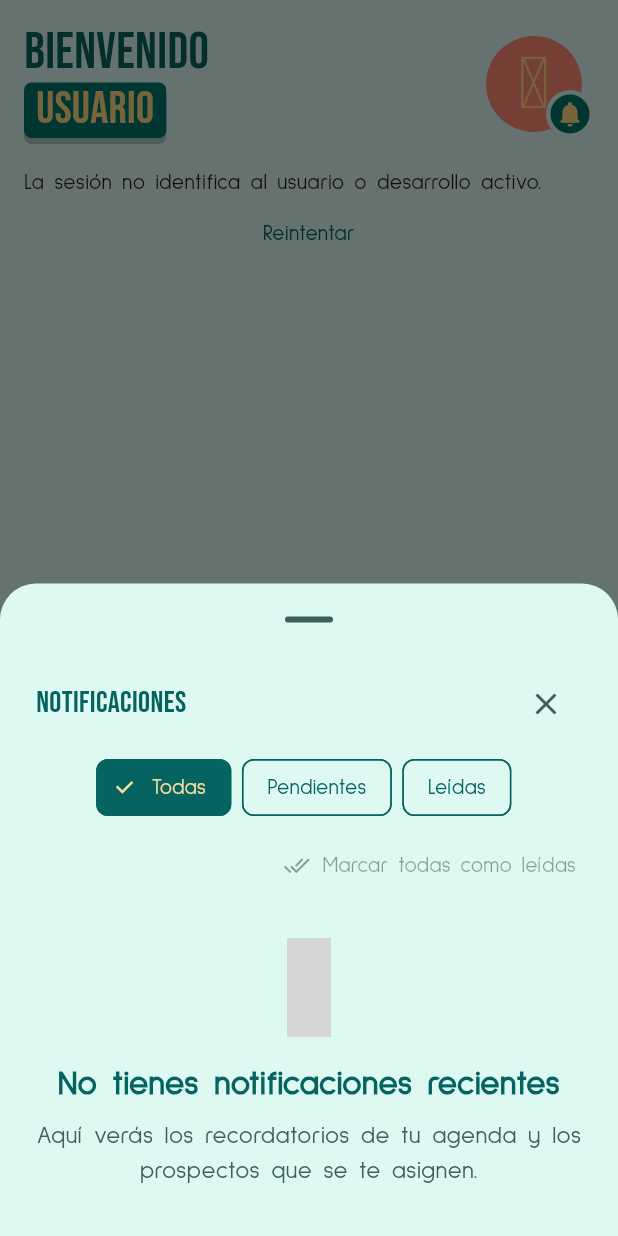
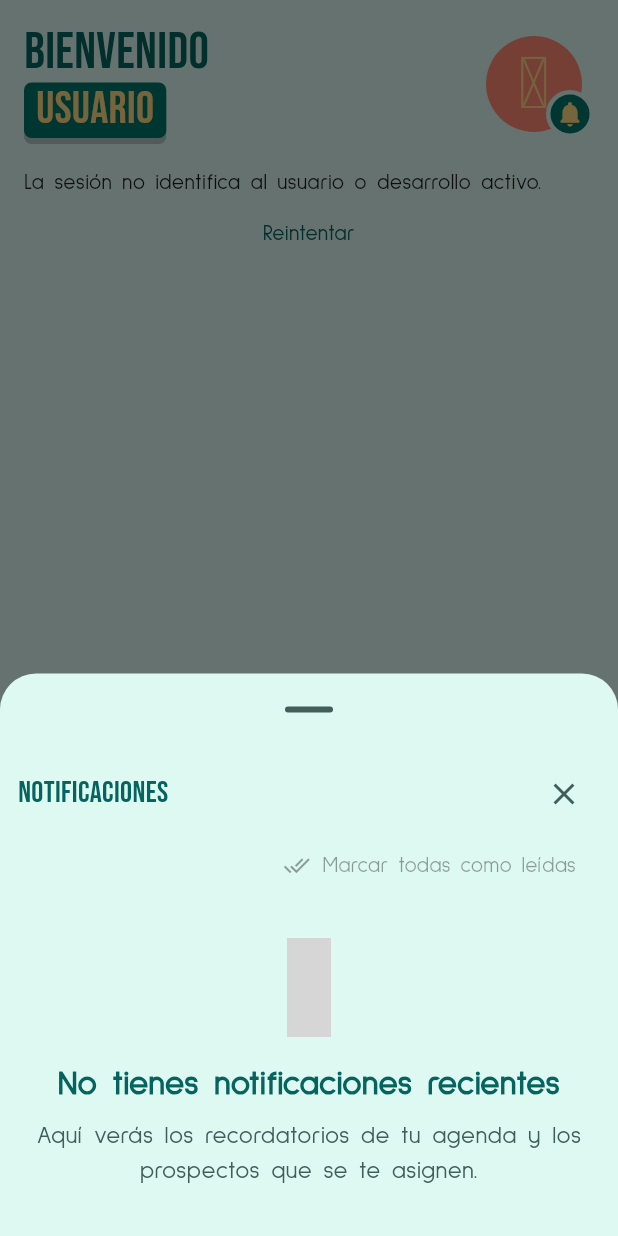
Before and after one commit to alonso170000/callapp_alonso, a Flutter app: the HomeScreen screen opened by its route, after a tap on the "notifications" icon, on a phone screen of 412 x 824 dp. Run offline on Flutter 3.47's test engine with Material 3 defaults, Android fonts, the phone set to English and light mode, and no system bars; our stand-ins replace fluentui_system_icons, flutter_local_notifications, flutter_secure_storage, go_router, iconsax_flutter, sqflite and 1 more; accounts and stored records are empty; grey boxes are pictures that could not be loaded.

Commit message:
cambio en chips del modulo de prospectos y diseño y ordenamiento de filtros de esa seccion

```diff
--- a/lib/presentation/screens/main_screens/prospects_screen.dart
+++ b/lib/presentation/screens/main_screens/prospects_screen.dart
@@ -14,6 +14,7 @@ import 'package:callerapp_frontend/presentation/models/prospect_search.dart';
 import 'package:callerapp_frontend/presentation/models/agenda_models.dart';
 import 'package:callerapp_frontend/presentation/widgets/home/home_dashboard_widgets.dart';
 import 'package:callerapp_frontend/resources/colors/colors.dart';
+import 'package:callerapp_frontend/resources/colors/prospect_tag_colors.dart';
 import 'package:callerapp_frontend/resources/styles/app_palette.dart';
 import 'package:callerapp_frontend/presentation/screens/main_screens/prospect_detail_screen.dart';
 import 'package:callerapp_frontend/services/phone_call_service.dart';
@@ -230,12 +231,17 @@ class _ProspectsScreenState extends State<ProspectsScreen> {
       }
       byNormalized.putIfAbsent(normalized, () => record.status.trim());
     }
-    final values = byNormalized.values.toList()
+    final ordered = <String>[];
+    for (final status in ProspectFilters.statusOrder) {
+      final value = byNormalized.remove(ProspectSearch.normalize(status));
+      if (value != null) ordered.add(value);
+    }
+    final extras = byNormalized.values.toList()
       ..sort(
         (a, b) =>
             ProspectSearch.normalize(a).compareTo(ProspectSearch.normalize(b)),
       );
-    return ['Todos', ...values];
+    return ['Todos', ...ordered, ...extras];
   }
 
   @override
@@ -487,17 +493,17 @@ class _ProspectsScreenState extends State<ProspectsScreen> {
     final selection = await showModalBottomSheet<ProspectFilters>(
       context: context,
       isScrollControlled: true,
+      useSafeArea: true,
+      showDragHandle: true,
       backgroundColor: Theme.of(context).colorScheme.surface,
       shape: const RoundedRectangleBorder(
         borderRadius: BorderRadius.vertical(top: Radius.circular(24)),
       ),
-      builder: (context) => SizedBox(
-        height: MediaQuery.sizeOf(context).height * 0.85,
-        child: ProspectFiltersSheet(
+      clipBehavior: Clip.antiAlias,
+      builder: (context) => ProspectFiltersSheet(
         initial: _advanced,
         count: (filters) => _filtered(filters).length,
         now: widget.now ?? businessNow,
-        ),
       ),
     );
     if (selection != null && mounted) setState(() => _advanced = selection);
@@ -507,6 +513,7 @@ class _ProspectsScreenState extends State<ProspectsScreen> {
   Widget build(BuildContext context) {
     final palette = AppPalette.of(context);
     final prospects = _visible;
+    final activeFilters = _advanced.visibleSummary;
     return RefreshIndicator(
       onRefresh: _load,
       child: CustomScrollView(
@@ -563,9 +570,9 @@ class _ProspectsScreenState extends State<ProspectsScreen> {
                       suffixIcon: Padding(
                         padding: const EdgeInsets.all(6),
                         child: Badge(
-                          isLabelVisible: _advanced.summary.isNotEmpty,
+                          isLabelVisible: activeFilters.isNotEmpty,
                           label: Text(
-                            '${_advanced.summary.length}',
+                            '${activeFilters.length}',
                             style: TextStyle(
                               fontFamily: 'SulphurPoint',
                               fontSize: 10,
@@ -575,8 +582,7 @@ class _ProspectsScreenState extends State<ProspectsScreen> {
                           backgroundColor: AppColors.brandColor,
                           child: Semantics(
                             container: true,
-                            value:
-                                '${_advanced.summary.length} filtros activos',
+                            value: '${activeFilters.length} filtros activos',
                             child: IconButton.filled(
                               tooltip: 'Filtrar prospectos',
                               style: IconButton.styleFrom(
@@ -601,23 +607,28 @@ class _ProspectsScreenState extends State<ProspectsScreen> {
                     child: Row(
                       mainAxisSize: MainAxisSize.min,
                       spacing: 6,
-                      children: _statuses
-                          .map(
-                            (filter) => ChoiceChip(
-                              label: Text(filter),
-                              selected: filter == 'Todos'
+                      children: _statuses.map((filter) {
+                        final isAll = filter == 'Todos';
+                        final selected = isAll
                             ? _advanced.status == null
                             : ProspectSearch.normalize(
                                     _advanced.status ?? '',
                                   ) ==
-                                        ProspectSearch.normalize(filter),
+                                  ProspectSearch.normalize(filter);
+                        final selectedFill = isAll
+                            ? palette.chipSelectedFill
+                            : ProspectTagColors.status(filter);
+                        final selectedInk = isAll
+                            ? palette.chipSelectedForeground
+                            : palette.cardInk;
+                        return ChoiceChip(
+                          label: Text(filter),
+                          selected: selected,
                           showCheckmark: false,
                           onSelected: (_) => setState(() {
-                                _advanced.status = filter == 'Todos'
-                                    ? null
-                                    : filter;
+                            _advanced.status = isAll ? null : filter;
                           }),
-                              selectedColor: palette.chipSelectedFill,
+                          selectedColor: selectedFill,
                           backgroundColor: palette.chipFill,
                           side: BorderSide.none,
                           shape: RoundedRectangleBorder(
@@ -632,39 +643,23 @@ class _ProspectsScreenState extends State<ProspectsScreen> {
                           labelStyle: TextStyle(
                             fontFamily: 'SulphurPoint',
                             fontSize: 12,
-                                color:
-                                    (filter == 'Todos'
-                                        ? _advanced.status == null
-                                        : ProspectSearch.normalize(
-                                                _advanced.status ?? '',
-                                              ) ==
-                                              ProspectSearch.normalize(filter))
-                                    ? palette.chipSelectedForeground
+                            color: selected
+                                ? selectedInk
                                 : palette.chipForeground,
                           ),
-                            ),
-                          )
-                          .toList(),
+                        );
+                      }).toList(),
                     ),
                   ),
-                  if (_advanced.isSellerPreset || _advanced.summary.isNotEmpty)
+                  if (activeFilters.isNotEmpty)
                     SingleChildScrollView(
                       key: const ValueKey('prospect-active-filters'),
                       scrollDirection: Axis.horizontal,
                       child: Row(
                         mainAxisSize: MainAxisSize.min,
                         spacing: 6,
-                        children: [
-                          if (_advanced.isSellerPreset)
-                            InputChip(
-                              label: const Text('Por atender'),
-                              deleteIcon: const Icon(Icons.close_rounded),
-                              onDeleted: () => setState(
-                                () => _advanced = ProspectFilters.all(),
-                              ),
-                            ),
-                          if (!_advanced.isSellerPreset)
-                            ..._advanced.summary.map(
+                        children: activeFilters
+                            .map(
                               (filter) => InputChip(
                                 label: Text(filter.label),
                                 deleteIcon: const Icon(Icons.close_rounded),
@@ -674,8 +669,8 @@ class _ProspectsScreenState extends State<ProspectsScreen> {
                                   ),
                                 ),
                               ),
-                            ),
-                        ],
+                            )
+                            .toList(),
                       ),
                     ),
                   const SizedBox(height: 12),
--- a/lib/presentation/widgets/notifications/notifications_sheet.dart
+++ b/lib/presentation/widgets/notifications/notifications_sheet.dart
@@ -166,7 +166,7 @@ class _NotificationsSheetState extends State<_NotificationsSheet> {
               mainAxisSize: MainAxisSize.min,
               children: [
                 Padding(
-                  padding: const EdgeInsets.symmetric(horizontal: 12),
+                  padding: const EdgeInsets.symmetric(horizontal: 0),
                   child: Row(
                     children: [
                       Expanded(
@@ -206,36 +206,7 @@ class _NotificationsSheetState extends State<_NotificationsSheet> {
                       ),
                     ),
                   ),
-                SingleChildScrollView(
-                  scrollDirection: Axis.horizontal,
-                  padding: const EdgeInsets.fromLTRB(8, 8, 8, 4),
-                  child: Row(
-                    children: [
-                      for (final entry in {
-                        NotificationInboxFilter.all: 'Todas',
-                        NotificationInboxFilter.unread: 'Pendientes',
-                        NotificationInboxFilter.read: 'Leídas',
-                      }.entries) ...[
-                        FilterChip(
-                          selected: _filter == entry.key,
-                          label: Text(entry.value),
-                          onSelected: (_) =>
-                              setState(() => _filter = entry.key),
-                          selectedColor: palette.chipSelectedFill,
-                          checkmarkColor: palette.chipSelectedForeground,
-                          labelStyle: TextStyle(
-                            fontFamily: 'SulphurPoint',
-                            color: _filter == entry.key
-                                ? palette.chipSelectedForeground
-                                : palette.chipForeground,
-                          ),
-                          side: BorderSide(color: palette.chipBorder),
-                        ),
-                        const SizedBox(width: 7),
-                      ],
-                    ],
-                  ),
-                ),
+
                 Align(
                   alignment: Alignment.centerRight,
                   child: TextButton.icon(
--- a/lib/presentation/widgets/prospects/prospect_card.dart
+++ b/lib/presentation/widgets/prospects/prospect_card.dart
@@ -181,7 +181,7 @@ class ProspectCard extends StatelessWidget {
                   prospect.status == 'Atrasados'
                       ? 'ATRASADO'
                       : prospect.status.toUpperCase(),
-                  prospect.statusColor,
+                  ProspectTagColors.status(prospect.status),
                 ),
                 _tag(
                   prospect.temperature.toUpperCase(),
--- a/lib/resources/colors/colors.dart
+++ b/lib/resources/colors/colors.dart
@@ -51,6 +51,16 @@ class AppColors {
   static const Color homeBadge = Color(0xFFF2FF81);
   static const Color homeGreenToday = Color.fromARGB(255, 185, 237, 220);
   static const Color homeNotificationBadge = Color(0xFFD70016);
+
+  // Colores semánticos de los estatus de prospecto. Se usan en las etiquetas
+  // de las tarjetas y en los chips de estatus de Mis prospectos.
+  static const Color prospectStatusNew = Color(0xFF61DDFF);
+  static const Color prospectStatusNegotiation = Color(0xFFFFA389);
+  static const Color prospectStatusQuote = Color(0xFFB69AFF);
+  static const Color prospectStatusFollowUp = Color(0xFFFFFCA8);
+  static const Color prospectStatusContacted = Color(0xFFFF98DD);
+  static const Color prospectStatusSale = Color(0xFF9BFF92);
+  static const Color prospectStatusOverdue = Color(0xFFFFA3A6);
 
   // Paleta compartida por la bandeja de notificaciones.
   static const Color notificationFollowUp = Color(0xFFE34BB4);
```
Also changed, not shown: lib/presentation/models/prospect_filters.dart (+27 -10 lines), lib/presentation/widgets/agenda/agenda_prospect_selector.dart (+4 -3 lines), lib/presentation/widgets/prospects/prospect_filters_sheet.dart (+76 -104 lines), lib/resources/colors/prospect_tag_colors.dart (+7 -4 lines), 3 other files. Lines whose indentation alone changed are shown as unchanged.
